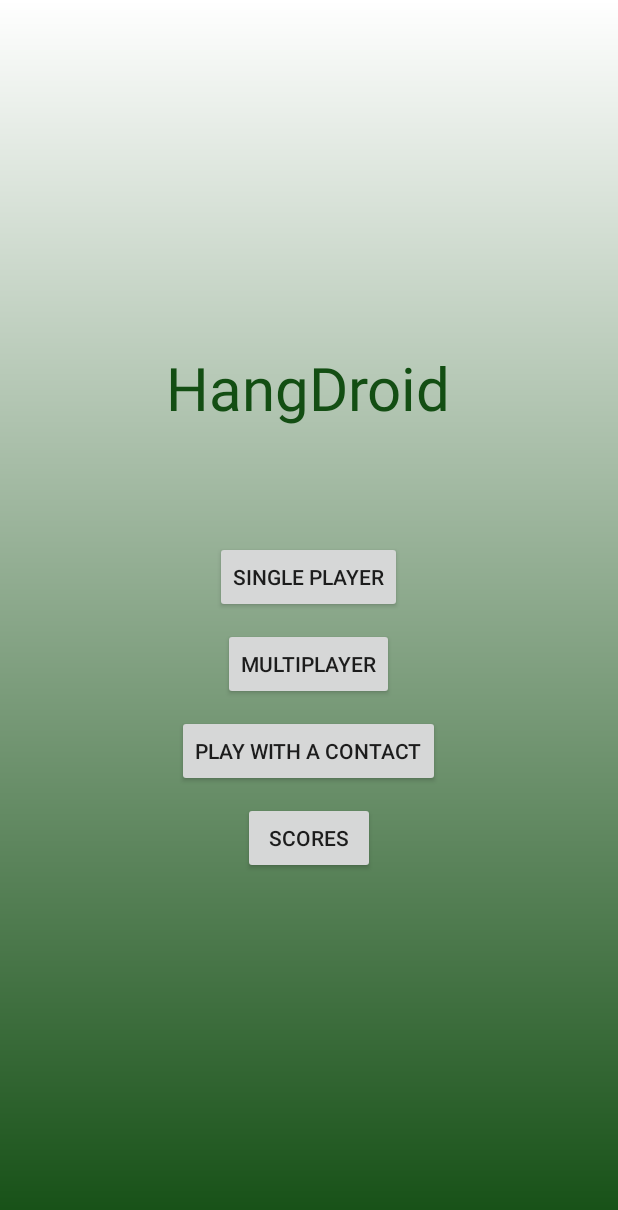
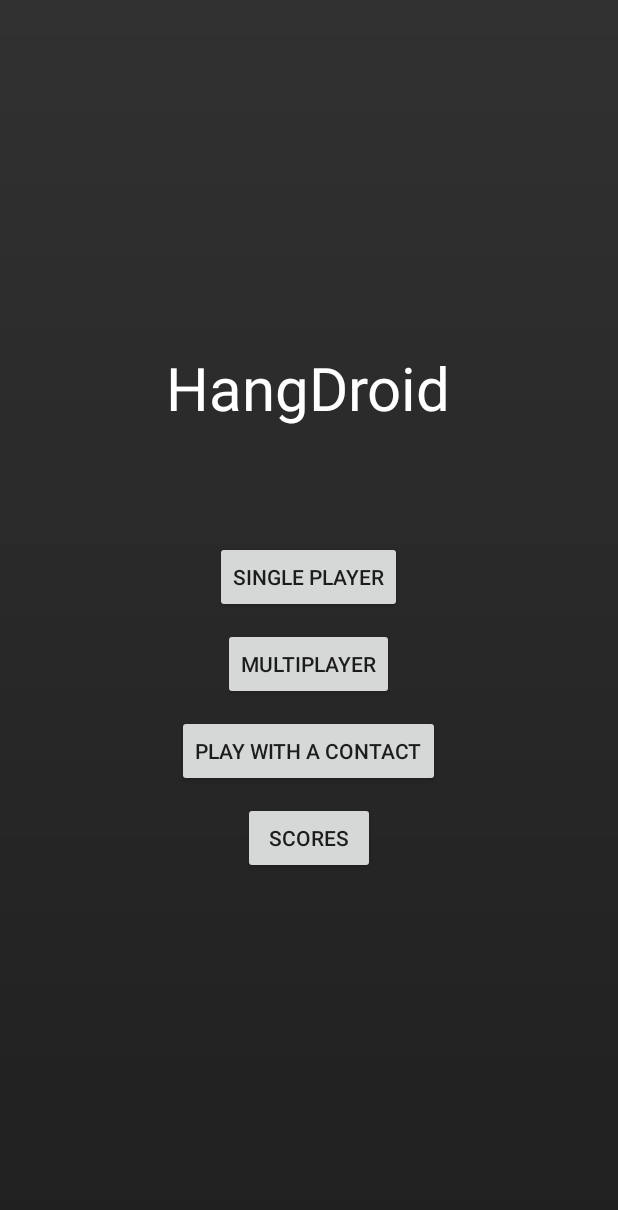
Before and after one commit to ak1knight/HangDroid, an Android app: the screen it shows after launch (MainActivity), on a phone screen of 412 x 824 dp. Shown: the top 1210 px of the screen. Run offline under Robolectric (Android 15) with nearby library versions, the phone set to English and light mode, and no system bars.

Commit message:
Added Splashscreen and changed colors

```diff
--- /dev/null
+++ b/app/src/main/java/edu/slcc/alexknight/hangdroid/SplashActivity.java
@@ -0,0 +1,30 @@
+package edu.slcc.alexknight.hangdroid;
+
+import android.content.Intent;
+import android.os.Handler;
+import android.support.v7.app.AppCompatActivity;
+import android.os.Bundle;
+
+public class SplashActivity extends AppCompatActivity {
+
+    @Override
+    protected void onCreate(Bundle savedInstanceState) {
+        super.onCreate(savedInstanceState);
+        setContentView(R.layout.activity_splash);
+
+        Runnable wait3seconds = new Runnable() {
+            @Override
+            public void run() {
+                nextActivity();
+            }
+        };
+
+        Handler handler = new Handler();
+        handler.postDelayed(wait3seconds, 3000);
+    }
+
+    public void nextActivity() {
+        Intent intent = new Intent(this, MainActivity.class);
+        startActivity(intent);
+    }
+}
--- a/app/src/main/res/drawable/gradient_background.xml
+++ b/app/src/main/res/drawable/gradient_background.xml
@@ -3,6 +3,6 @@
     android:shape="rectangle">
     <gradient
         android:startColor="@color/title_green"
-        android:endColor="@color/white"
+        android:endColor="@color/grey"
         android:angle="90"/>
 </shape>
--- a/app/src/main/res/layout/activity_main.xml
+++ b/app/src/main/res/layout/activity_main.xml
@@ -19,7 +19,7 @@
             android:id="@+id/textView"
             android:layout_marginBottom="75dp"
             android:textSize="40sp"
-            android:textColor="@color/title_green" />
+            android:textColor="@color/white" />
 
         <Button
             android:layout_width="wrap_content"
--- a/app/src/main/res/values/colors.xml
+++ b/app/src/main/res/values/colors.xml
@@ -3,7 +3,8 @@
     <color name="colorPrimary">#3F51B5</color>
     <color name="colorPrimaryDark">#303F9F</color>
     <color name="colorAccent">#FF4081</color>
-    <color name="title_green">#FF134e13</color>
-    <color name="title_green_opaque">#99134e13</color>
+    <color name="title_green">#202020</color>
+    <color name="title_green_opaque">#202020</color>
     <color name="white">#FFFFFF</color>
+    <color name="grey">#313131</color>
 </resources>
```
Also changed, not shown: app/src/main/AndroidManifest.xml (+9 -8 lines), app/src/main/res/layout/activity_splash.xml (added, +27 -0 lines), app/src/main/res/drawable/splash.gif (added).
